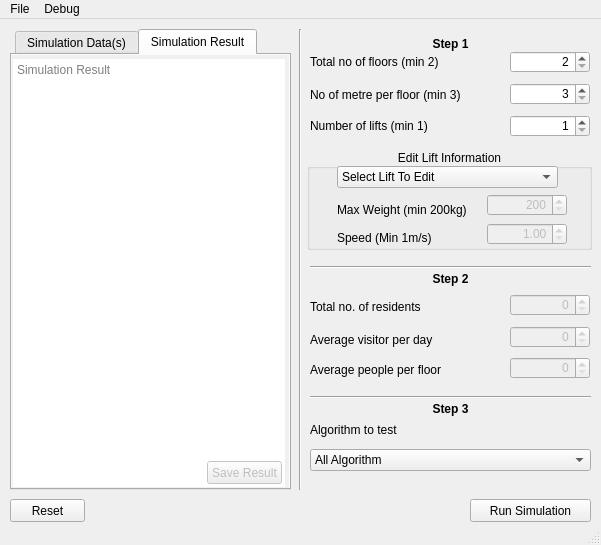
First picture: the form in mainwindow.ui, repository liftlab/LEVAX, before the edit.
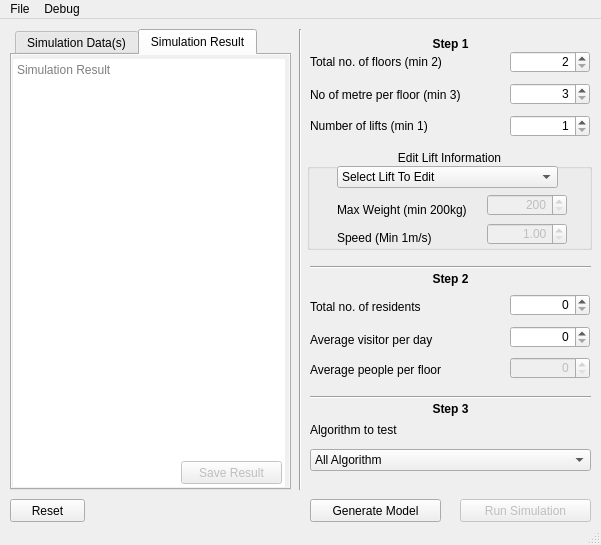
Second picture: the form after the edit. The open tabs and pages were chosen to show the change. Icons and pictures are not drawn.

Commit message: GUI Update and function change. Removed generating objects on the fly. Allocate floors evenly based on average number of people per floor.

```diff
--- a/mainwindow.ui
+++ b/mainwindow.ui
@@ -66,7 +66,7 @@
    </widget>
    <widget class="QSpinBox" name="humanTotalSpinBox">
     <property name="enabled">
-     <bool>false</bool>
+     <bool>true</bool>
     </property>
     <property name="geometry">
      <rect>
@@ -94,7 +94,7 @@
    </widget>
    <widget class="QSpinBox" name="humanVisitorSpinBox">
     <property name="enabled">
-     <bool>false</bool>
+     <bool>true</bool>
     </property>
     <property name="geometry">
      <rect>
@@ -230,17 +230,30 @@
     </property>
    </widget>
    <widget class="QPushButton" name="runBtn">
+    <property name="enabled">
+     <bool>false</bool>
+    </property>
     <property name="geometry">
      <rect>
-      <x>470</x>
+      <x>460</x>
       <y>480</y>
-      <width>121</width>
+      <width>131</width>
       <height>23</height>
      </rect>
     </property>
     <property name="text">
      <string>Run Simulation</string>
     </property>
+    <property name="icon">
+     <iconset resource="rsc.qrc">
+      <normaloff>:/Images/Images/run.ico</normaloff>:/Images/Images/run.ico</iconset>
+    </property>
+    <property name="iconSize">
+     <size>
+      <width>14</width>
+      <height>14</height>
+     </size>
+    </property>
    </widget>
    <widget class="QLabel" name="humanTotalLabel_3">
     <property name="geometry">
@@ -440,9 +453,9 @@
       </property>
       <property name="geometry">
        <rect>
-        <x>195</x>
+        <x>169</x>
         <y>406</y>
-        <width>75</width>
+        <width>101</width>
         <height>23</height>
        </rect>
       </property>
@@ -475,7 +488,7 @@
      </rect>
     </property>
     <property name="text">
-     <string>Total no of floors (min 2)</string>
+     <string>Total no. of floors (min 2)</string>
     </property>
    </widget>
    <widget class="QLabel" name="metrePerFloorLabel">
@@ -797,6 +810,19 @@
      <set>Qt::AlignCenter</set>
     </property>
    </widget>
+   <widget class="QPushButton" name="applySettingBtn">
+    <property name="geometry">
+     <rect>
+      <x>310</x>
+      <y>480</y>
+      <width>131</width>
+      <height>23</height>
+     </rect>
+    </property>
+    <property name="text">
+     <string>Generate Model</string>
+    </property>
+   </widget>
   </widget>
   <widget class="QMenuBar" name="menuBar">
    <property name="geometry">
```
Left out of the diff: 17 changed lines with no effect on the pictures. The commit also changes 9 other files.
